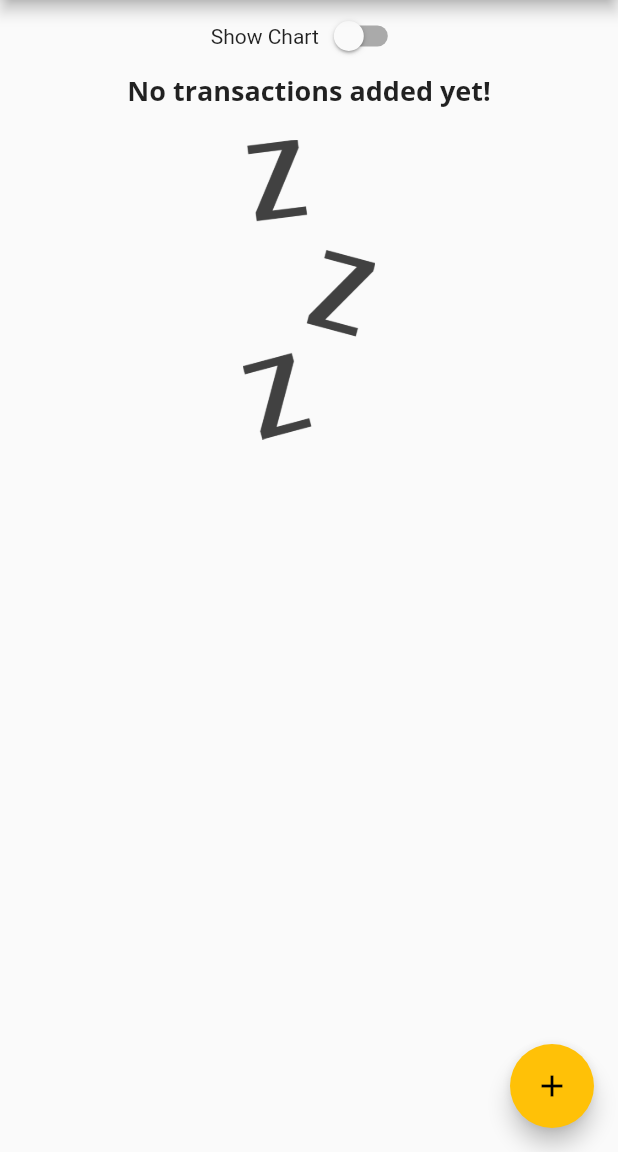
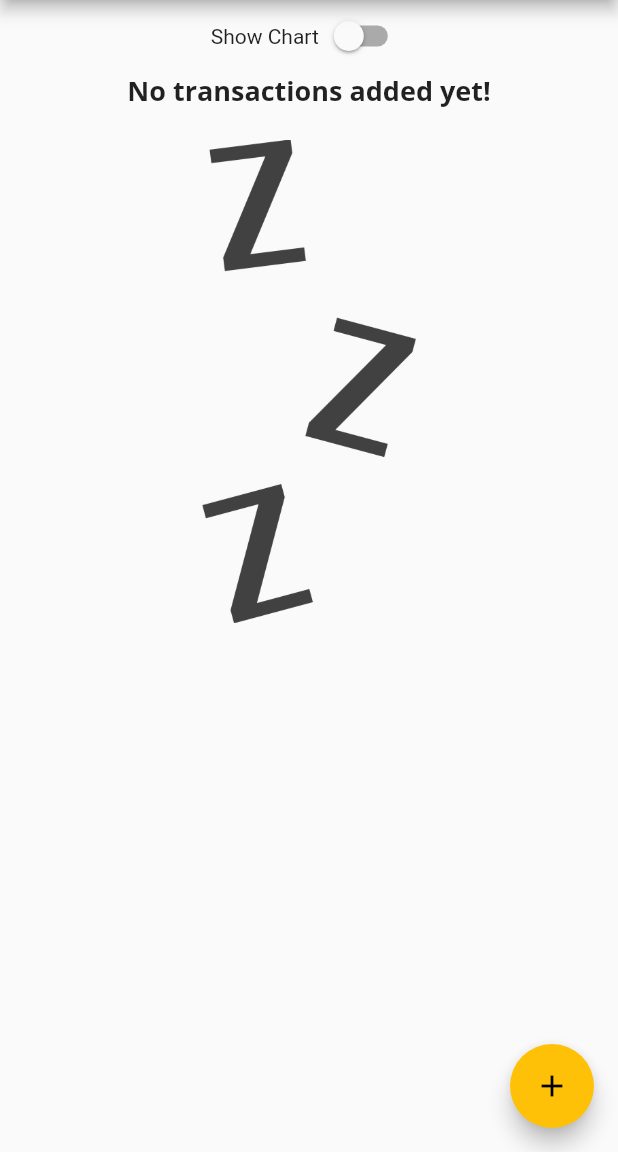
Before and after one commit to shawnrmoss/expense_app, a Flutter app: the screen it shows after launch, on a phone screen of 412 x 824 dp, the part 84-1236 px from its top. Run offline on Flutter 3.47's test engine with Material 2 defaults, Android fonts, the phone set to English and light mode, and no system bars.

Commit message:
Lesson 122

```diff
--- a/lib/main.dart
+++ b/lib/main.dart
@@ -7,9 +7,9 @@ import 'widgets/new_transaction.dart';
 import 'widgets/transaction_list.dart';
 
 void main() {
-  SystemChrome.setPreferredOrientations(
-    [DeviceOrientation.portraitUp, DeviceOrientation.portraitDown],
-  );
+  // SystemChrome.setPreferredOrientations(
+  //   [DeviceOrientation.portraitUp, DeviceOrientation.portraitDown],
+  // );
   runApp(ExpenseApp());
 }
 
@@ -150,7 +150,7 @@ class _MyHomePageState extends State<MyHomePage> {
                     height: (MediaQuery.of(context).size.height -
                             appBar.preferredSize.height -
                             MediaQuery.of(context).padding.top) *
-                        0.3)
+                        0.7)
                 : Container(
                     child:
                         TransactionList(_userTransactions, _deleteTransaction),
--- a/lib/widgets/transaction_list.dart
+++ b/lib/widgets/transaction_list.dart
@@ -12,7 +12,8 @@ class TransactionList extends StatelessWidget {
   @override
   Widget build(BuildContext context) {
     return transactions.isEmpty
-        ? Column(
+        ? LayoutBuilder(builder: (ctx, constraints) {
+            return Column(
               children: <Widget>[
                 Text(
                   'No transactions added yet!',
@@ -22,14 +23,15 @@ class TransactionList extends StatelessWidget {
                   height: 20,
                 ),
                 Container(
-                height: 200,
+                  height: constraints.maxHeight * 0.6,
                   child: Image.asset(
                     'assets/images/waiting.png',
                     fit: BoxFit.cover,
                   ),
                 )
               ],
-          )
+            );
+          })
         : ListView.builder(
             itemBuilder: (ctx, index) {
               return Card(
```
Lines whose indentation alone changed are shown as unchanged.
